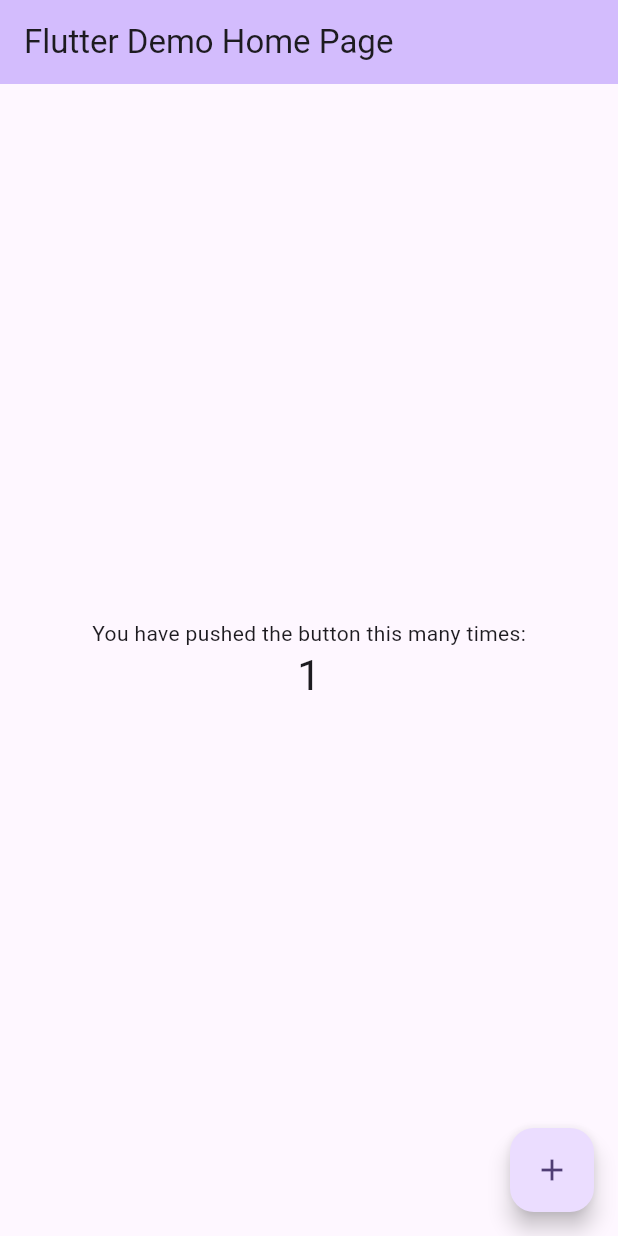
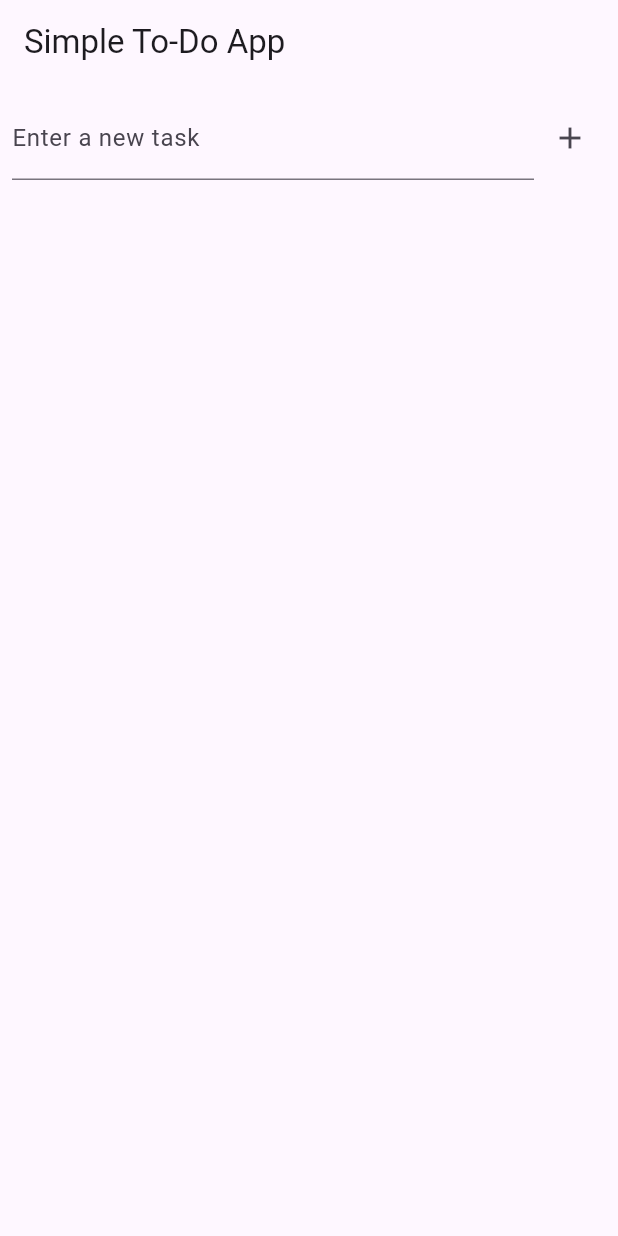
Before and after one commit to Vinoni420/app, a Flutter app: the screen it shows after launch, after a tap on the "add" icon, on a phone screen of 412 x 824 dp. Run offline on Flutter 3.47's test engine with Material 3 defaults, Android fonts, the phone set to English and light mode, and no system bars.

Commit message:
created a simple to do app

```diff
--- a/lib/main.dart
+++ b/lib/main.dart
@@ -1,122 +1,95 @@
 import 'package:flutter/material.dart';
 
 void main() {
-  runApp(const MyApp());
+  runApp(const TodoApp());
 }
 
-class MyApp extends StatelessWidget {
-  const MyApp({super.key});
+class TodoApp extends StatelessWidget {
+  const TodoApp({super.key});
 
-  // This widget is the root of your application.
   @override
   Widget build(BuildContext context) {
     return MaterialApp(
-      title: 'Flutter Demo',
-      theme: ThemeData(
-        // This is the theme of your application.
-        //
-        // TRY THIS: Try running your application with "flutter run". You'll see
-        // the application has a purple toolbar. Then, without quitting the app,
-        // try changing the seedColor in the colorScheme below to Colors.green
-        // and then invoke "hot reload" (save your changes or press the "hot
-        // reload" button in a Flutter-supported IDE, or press "r" if you used
-        // the command line to start the app).
-        //
-        // Notice that the counter didn't reset back to zero; the application
-        // state is not lost during the reload. To reset the state, use hot
-        // restart instead.
-        //
-        // This works for code too, not just values: Most code changes can be
-        // tested with just a hot reload.
-        colorScheme: ColorScheme.fromSeed(seedColor: Colors.deepPurple),
-      ),
-      home: const MyHomePage(title: 'Flutter Demo Home Page'),
+      title: 'Simple To-Do',
+      theme: ThemeData(primarySwatch: Colors.blue),
+      home: const TodoHomePage(),
     );
   }
 }
 
-class MyHomePage extends StatefulWidget {
-  const MyHomePage({super.key, required this.title});
-
-  // This widget is the home page of your application. It is stateful, meaning
-  // that it has a State object (defined below) that contains fields that affect
-  // how it looks.
-
-  // This class is the configuration for the state. It holds the values (in this
-  // case the title) provided by the parent (in this case the App widget) and
-  // used by the build method of the State. Fields in a Widget subclass are
-  // always marked "final".
-
-  final String title;
+class TodoHomePage extends StatefulWidget {
+  const TodoHomePage({super.key});
 
   @override
-  State<MyHomePage> createState() => _MyHomePageState();
+  State<TodoHomePage> createState() => _TodoHomePageState();
 }
 
-class _MyHomePageState extends State<MyHomePage> {
-  int _counter = 0;
+class _TodoHomePageState extends State<TodoHomePage> {
+  final List<String> _tasks = [];
 
-  void _incrementCounter() {
+  final TextEditingController _controller = TextEditingController();
+
+  void _addTask() {
+    final text = _controller.text;
+    if (text.isNotEmpty) {
+      setState(() {
+        _tasks.add(text);
+        _controller.clear();
+      });
+    }
+  }
+
+  void _removeTask(int index) {
     setState(() {
-      // This call to setState tells the Flutter framework that something has
-      // changed in this State, which causes it to rerun the build method below
-      // so that the display can reflect the updated values. If we changed
-      // _counter without calling setState(), then the build method would not be
-      // called again, and so nothing would appear to happen.
-      _counter++;
+      _tasks.removeAt(index);
     });
   }
 
   @override
   Widget build(BuildContext context) {
-    // This method is rerun every time setState is called, for instance as done
-    // by the _incrementCounter method above.
-    //
-    // The Flutter framework has been optimized to make rerunning build methods
-    // fast, so that you can just rebuild anything that needs updating rather
-    // than having to individually change instances of widgets.
     return Scaffold(
       appBar: AppBar(
-        // TRY THIS: Try changing the color here to a specific color (to
-        // Colors.amber, perhaps?) and trigger a hot reload to see the AppBar
-        // change color while the other colors stay the same.
-        backgroundColor: Theme.of(context).colorScheme.inversePrimary,
-        // Here we take the value from the MyHomePage object that was created by
-        // the App.build method, and use it to set our appbar title.
-        title: Text(widget.title),
+        title: const Text('Simple To-Do App'),
       ),
-      body: Center(
-        // Center is a layout widget. It takes a single child and positions it
-        // in the middle of the parent.
-        child: Column(
-          // Column is also a layout widget. It takes a list of children and
-          // arranges them vertically. By default, it sizes itself to fit its
-          // children horizontally, and tries to be as tall as its parent.
-          //
-          // Column has various properties to control how it sizes itself and
-          // how it positions its children. Here we use mainAxisAlignment to
-          // center the children vertically; the main axis here is the vertical
-          // axis because Columns are vertical (the cross axis would be
-          // horizontal).
-          //
-          // TRY THIS: Invoke "debug painting" (choose the "Toggle Debug Paint"
-          // action in the IDE, or press "p" in the console), to see the
-          // wireframe for each widget.
-          mainAxisAlignment: MainAxisAlignment.center,
-          children: <Widget>[
-            const Text('You have pushed the button this many times:'),
-            Text(
-              '$_counter',
-              style: Theme.of(context).textTheme.headlineMedium,
+      body: Column(
+        children: [
+          Padding(
+            padding: const EdgeInsets.all(8.0),
+            child: Row(
+              children: [
+                Expanded(
+                  child: TextField(
+                    controller: _controller,
+                    decoration: const InputDecoration(
+                      labelText: 'Enter a new task',
+                    ),
+                    onSubmitted: (_) => _addTask(),
+                  ),
+                ),
+                IconButton(
+                  icon: const Icon(Icons.add),
+                  onPressed: _addTask,
+                ),
+              ],
             ),
-          ],
-        ),
+          ),
+          Expanded(
+            child: ListView.builder(
+              itemCount: _tasks.length,
+              itemBuilder: (context, index) {
+                final task = _tasks[index];
+                return ListTile(
+                  title: Text(task),
+                  trailing: IconButton(
+                    icon: const Icon(Icons.delete),
+                    onPressed: () => _removeTask(index),
+                  ),
+                );
+              },
+            ),
+          ),
+        ],
       ),
-      floatingActionButton: FloatingActionButton(
-        onPressed: _incrementCounter,
-        tooltip: 'Increment',
-        child: const Icon(Icons.add),
-      ), // This trailing comma makes auto-formatting nicer for build methods.
     );
   }
 }
```
